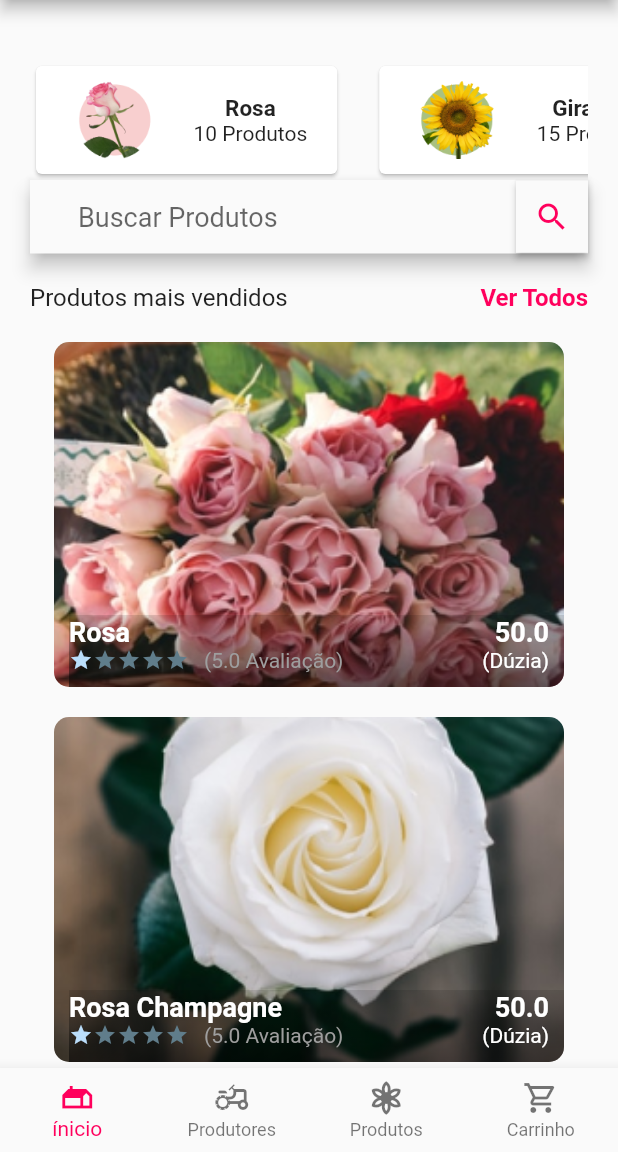
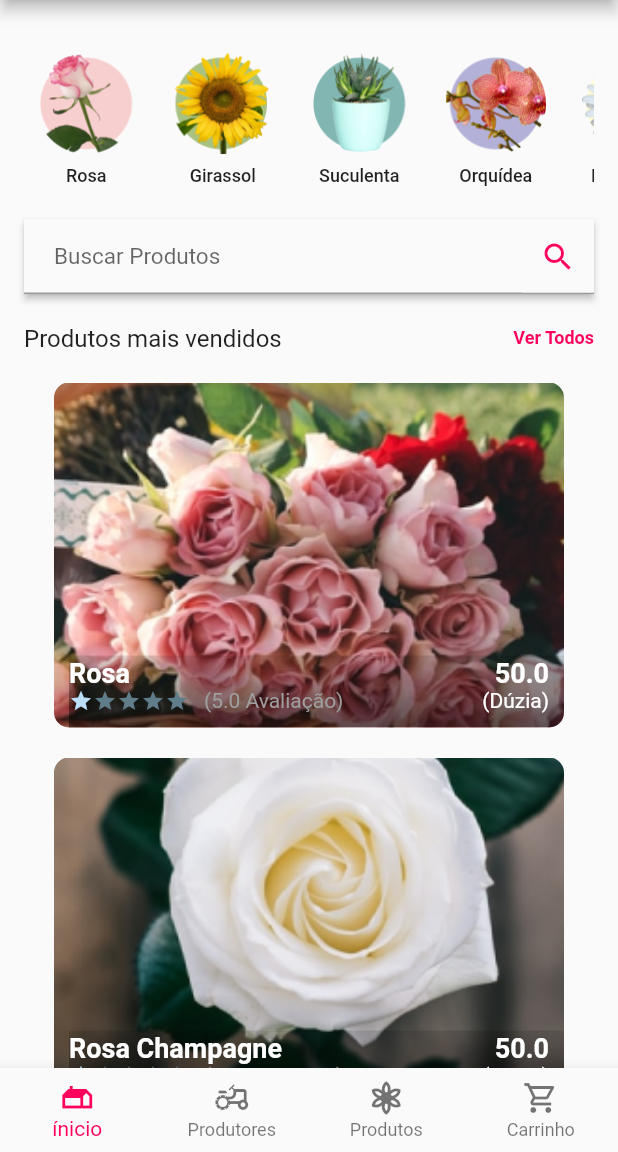
Before and after one commit to rafael-monzato/DoJardimAPP, a Flutter app: the screen it shows after launch, after a tap on "Ver Todos", on a phone screen of 412 x 824 dp, the part 84-1236 px from its top. Run offline on Flutter 3.47's test engine with Material 2 defaults, Android fonts, the phone set to English and light mode, and no system bars.

Commit message:
Categorias de produtos na home e buscar

```diff
--- a/tcc_faculdadeimpacta/lib/src/pages/telaInicial.dart
+++ b/tcc_faculdadeimpacta/lib/src/pages/telaInicial.dart
@@ -22,7 +22,7 @@ class TelaInicial extends StatefulWidget{ //'#criarclasseparamudarnoapp'
  Widget build(BuildContext context) {
    return Scaffold(
      body: ListView(
-       padding:EdgeInsets.only(left:20.0,top:30.0,right:20.00),
+       padding:EdgeInsets.only(left:16.0,top:20.0,right:16.00),
          children:<Widget>[
            //Cabecalho(),
            AreaCategoria(),
@@ -42,14 +42,14 @@ class TelaInicial extends StatefulWidget{ //'#criarclasseparamudarnoapp'
                ),
                GestureDetector(
                  onTap: () {
-                   print("Precionou' pressed");
+                   print("Pressionou' pressed");
                  },
                  child: Text(
                    "Ver Todos",
                    style: TextStyle(
                      color: Color(0xFFFF005C),
                      fontWeight: FontWeight.bold,
-                     fontSize: 16.0,
+                     fontSize: 12.0,
                    ),
                  )
                )
--- a/tcc_faculdadeimpacta/lib/src/src.componentes/buscar.dart
+++ b/tcc_faculdadeimpacta/lib/src/src.componentes/buscar.dart
@@ -5,20 +5,19 @@ class Buscar extends StatelessWidget {
   @override
   Widget build(BuildContext context){
     return Material(
-      elevation: 5.0,
+      elevation: 2.0,
       child: TextField(
-          style: TextStyle(color: Colors.grey, fontSize: 18.0),
+          style: TextStyle(color: Colors.grey, fontSize: 15.0),
           cursorColor: Theme.of(context).primaryColor,
           decoration: InputDecoration(
-              contentPadding: EdgeInsets.symmetric(horizontal: 32.0, vertical: 14.0),
+              contentPadding: EdgeInsets.symmetric(horizontal: 20.0, vertical: 16.0),
               suffixIcon: Material(
-                  elevation: 2.0,
                   child: Icon(
                     Icons.search,
                     color: Color(0xFFFF005C),
+                    size: 24.0,
                   )
               ),
-              border:InputBorder.none,
               hintText: "Buscar Produtos"
           )
 
--- a/tcc_faculdadeimpacta/lib/src/src.componentes/cardCategorias.dart
+++ b/tcc_faculdadeimpacta/lib/src/src.componentes/cardCategorias.dart
@@ -11,29 +11,25 @@ class CardCategorias extends StatelessWidget{
   @override
   Widget build(BuildContext context){
     return Container(
-     margin: EdgeInsets.only(right: 20),
-     child: Card(
+     margin: EdgeInsets.only(right: 16),
+     //child: Card(
        child: Padding(
-         padding: EdgeInsets.symmetric(horizontal: 20.0, vertical: 10.0),
-         child: Row(
-           children:<Widget>[
-             Image(
-               image:AssetImage(imgCat),
-               height: 65.0, //alturadocard
-               width: 65.0,
-             ),
-             SizedBox(width: 20.0,),
-             Column(
+         padding: EdgeInsets.only(left: 8.0),
+         child:Column(
                mainAxisAlignment: MainAxisAlignment.center,
                children: <Widget>[
-                 Text(nomeCat, style: TextStyle(fontWeight: FontWeight.bold, fontSize: 15.0)), //criarfontcomstiloarrumarcod
-                 Text("$totalProd Produtos", style: TextStyle( fontSize: 14.0)),
+                 Image(
+                   image:AssetImage(imgCat),
+                   height: 67.0,
+                   width: 67.0,
+                 ),
+                 SizedBox(height: 8.0,),
+                 Text(nomeCat, style: TextStyle(fontWeight: FontWeight.w500, fontSize: 12.0)), //criarfontcomstiloarrumarcod
                ],
              )
-           ],
          ),
-       ),
-     ),
-    );
+       );
+     //);
+    //);
   }
 }
--- a/tcc_faculdadeimpacta/lib/src/src.componentes/categorias.dart
+++ b/tcc_faculdadeimpacta/lib/src/src.componentes/categorias.dart
@@ -1,4 +1,4 @@
-//Onde vai ter os cards da tela incicial
+//Onde vai ter os cards da tela inicial
 
 import 'package:flutter/material.dart';
 import 'package:tcc_faculdadeimpacta/src/dados/categoriasDados.dart';
@@ -11,8 +11,8 @@ class AreaCategoria extends StatelessWidget{
   @override
   Widget build(BuildContext context){
     return Container(
-      height:80.0, //definiçãodasmedidasdocard
-      margin: EdgeInsets.only(top:10.0),
+      height:100.0, //definiçãodasmedidasdocard
+      margin: EdgeInsets.only(top:10.0, bottom: 16.0),
       child: ListView.builder(
         scrollDirection: Axis.horizontal,//direcionamentodocard
         itemCount: _categorias.length, //pegarnobancodedadosotamanhodacategoria // SO A CATEGORIA
--- a/tcc_faculdadeimpacta/pubspec.yaml
+++ b/tcc_faculdadeimpacta/pubspec.yaml
@@ -30,7 +30,7 @@ dependencies:
   cupertino_icons: ^1.0.2
 
 dev_dependencies:
-  flutter_native_splash: ^1.3.1
+  flutter_native_splash: ^0.2.8
   flutter_test:
     sdk: flutter
 
```
Also changed, not shown: tcc_faculdadeimpacta/assets/imagens/splash.png (added), tcc_faculdadeimpacta/pubspec.lock, 9 other files.
